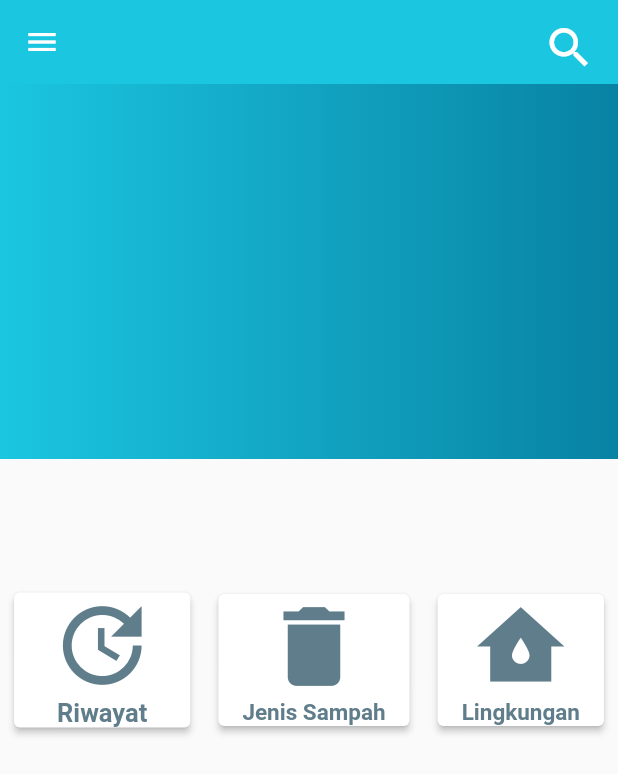
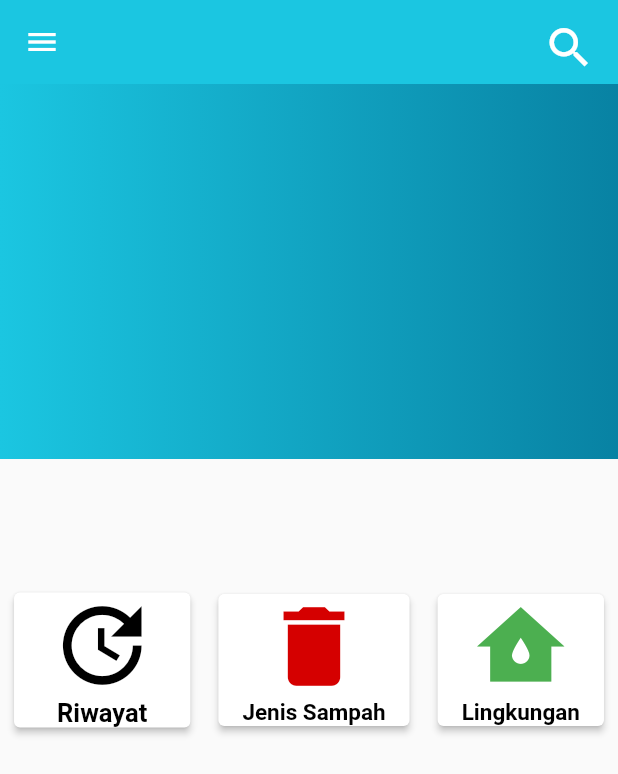
Before and after one commit to dwiponcosuripto4/mbakmu2, a Flutter app: the screen it shows after launch, on a phone screen of 412 x 824 dp. Shown: the top 774 px of the screen. Run offline on Flutter 3.47's test engine with Material 2 defaults, Android fonts, the light colour scheme and no system bars; our stand-ins replace firebase_auth, firebase_core, get; accounts and stored records are empty.

Commit message:
add color text and icons

```diff
--- a/lib/app/modules/home/views/home_view.dart
+++ b/lib/app/modules/home/views/home_view.dart
@@ -76,11 +76,14 @@ class HomeView extends StatelessWidget {
                         Icon(
                           Icons.update_sharp,
                           size: 70,
+                          color: Colors.black,
                         ),
                         Text(
                           "   Riwayat   ",
                           style: TextStyle(
-                              fontSize: 17, fontWeight: FontWeight.bold),
+                              color: Colors.black,
+                              fontSize: 17,
+                              fontWeight: FontWeight.bold),
                         )
                       ],
                     ),
@@ -95,11 +98,14 @@ class HomeView extends StatelessWidget {
                           Icon(
                             Icons.delete,
                             size: 70,
+                            color: Colors.redAccent[700],
                           ),
                           Text(
                             "Jenis Sampah",
                             style: TextStyle(
-                                fontSize: 15, fontWeight: FontWeight.bold),
+                                color: Colors.black,
+                                fontSize: 15,
+                                fontWeight: FontWeight.bold),
                           )
                         ],
                       )),
@@ -113,11 +119,14 @@ class HomeView extends StatelessWidget {
                           Icon(
                             Icons.water_damage,
                             size: 70,
+                            color: Colors.green,
                           ),
                           Text(
                             "Lingkungan",
                             style: TextStyle(
-                                fontSize: 15, fontWeight: FontWeight.bold),
+                                color: Colors.black,
+                                fontSize: 15,
+                                fontWeight: FontWeight.bold),
                           )
                         ],
                       )),
```
